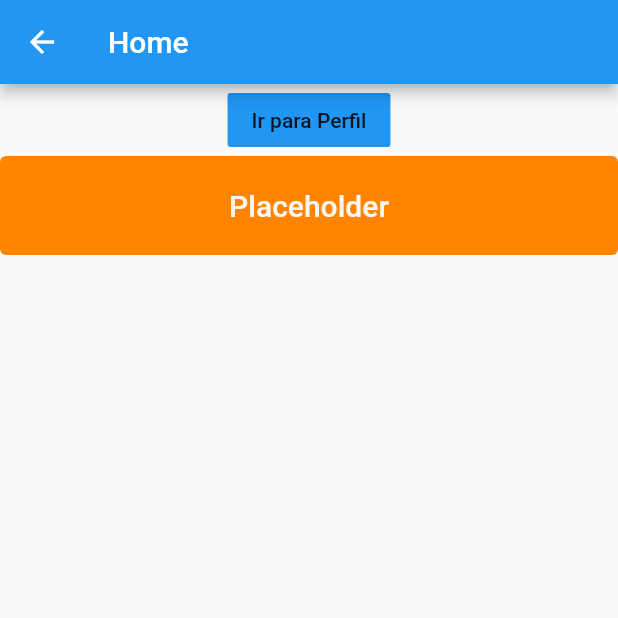
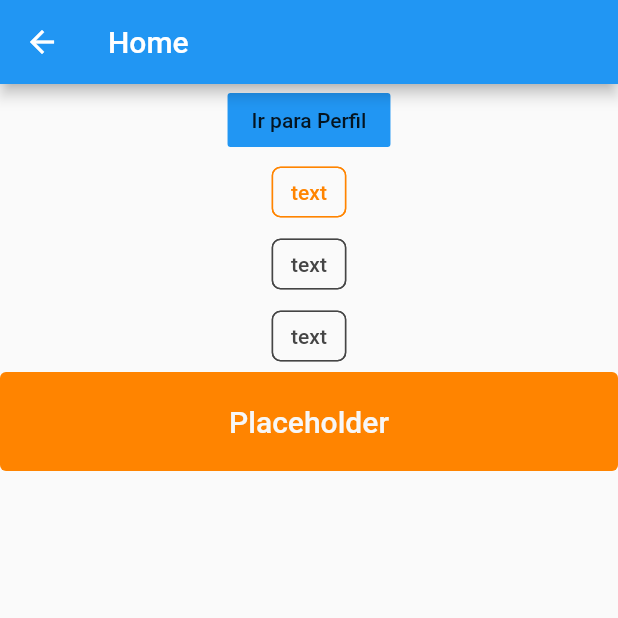
Before and after one commit to Lend-it/Front, a Flutter app: the HomePage screen opened directly, on a phone screen of 412 x 824 dp, the top half of it. Run offline on Flutter 3.47's test engine with Material 2 defaults, Android fonts, the phone set to English and light mode, and no system bars; our stand-ins replace shared_preferences; accounts and stored records are empty.

Commit message:
feat: fga-eps-mds/2020.2-Lend.it#88 create CategoryChip widget
Co-authored-by: Matheus Monteiro <matheusyanmonteiro@gmail.com>
Co-authored-by: Matheus Afonso <matheusafonsouza@gmail.com>
Co-authored-by: Youssef Muhamad <emaildeyoussefmuhamad@gmail.com>

```diff
--- a/lib/view/home/home_page.dart
+++ b/lib/view/home/home_page.dart
@@ -2,6 +2,8 @@ import 'package:flutter/material.dart';
 import 'package:flutter/widgets.dart';
 import 'package:front/routes/app_routes.dart';
 import 'package:front/widgets/button.dart';
+
+import '../../widgets/category_chip.dart';
 
 class HomePage extends StatelessWidget {
   @override
@@ -19,6 +21,9 @@ class HomePage extends StatelessWidget {
             child: Text('Ir para Perfil'),
             color: Colors.blue,
           ),
+          CategoryChip(isSelected: true,),
+          CategoryChip(),
+          CategoryChip(),
           Button(
             title: 'Placeholder',
             onPressed: () {
--- /dev/null
+++ b/lib/widgets/category_chip.dart
@@ -0,0 +1,24 @@
+import 'package:flutter/cupertino.dart';
+import 'package:flutter/material.dart';
+import 'package:front/theme/colors.dart';
+
+class CategoryChip extends StatelessWidget {
+  final bool isSelected;
+
+  const CategoryChip({this.isSelected = false});
+
+  @override
+  Widget build(BuildContext context) {
+    Color chipColor = isSelected ? secondaryColor : grayColor;
+
+    return Chip(
+      backgroundColor: Colors.transparent,
+      label: Text('text', style: TextStyle(color: chipColor),),
+      shape: RoundedRectangleBorder(
+        borderRadius: BorderRadius.circular(6),
+        side: BorderSide(color: chipColor)
+      ),
+    );
+  }
+
+}
```
